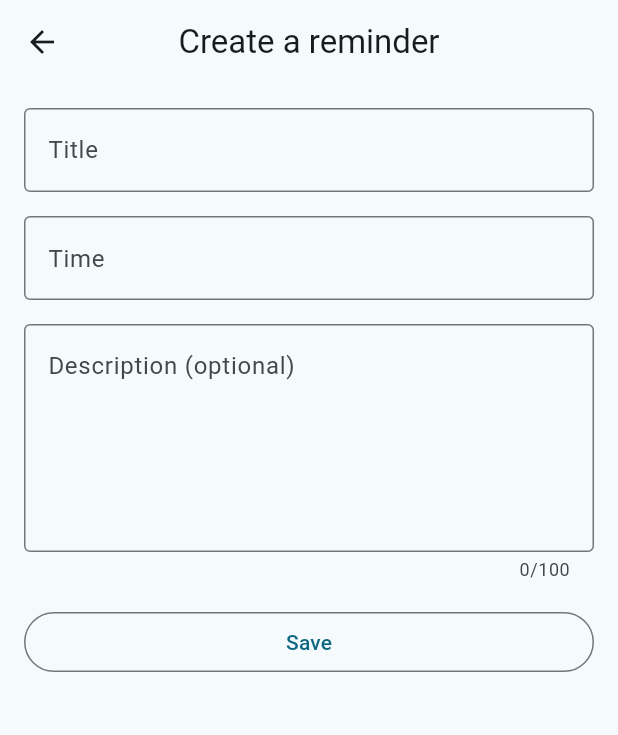
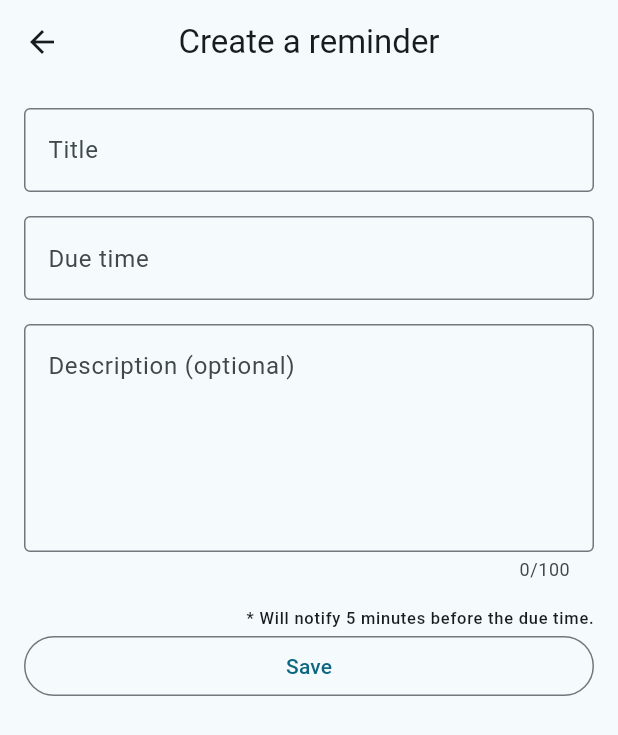
Before and after one commit to 2shrestha22/weather, a Flutter app: the ReminderFormPage screen opened directly, on a phone screen of 412 x 824 dp. Shown: the top 735 px of the screen. Run offline on Flutter 3.47's test engine with Material 2 defaults, Android fonts, the phone set to English and light mode, and no system bars; our stand-ins replace cached_network_image, dio, flutter_bloc, flutter_local_notifications, freezed_annotation, geolocator and 3 more; accounts and stored records are empty.

Commit message:
notify 5 min before due time, reschedule on update

```diff
--- a/lib/src/feature/reminder/presentation/bloc/reminder_form_cubit.dart
+++ b/lib/src/feature/reminder/presentation/bloc/reminder_form_cubit.dart
@@ -75,7 +75,10 @@ class ReminderFormCubit extends Cubit<ReminderFormState> {
     );
 
     try {
-      await _repo.saveReminder(reminder);
+      await _repo.saveReminder(
+        reminder: reminder,
+        isUpdate: !state.id.isEmptyOrNull(),
+      );
     } catch (e) {
       emit(state.copyWith(appException: AppException(e.toString())));
     }
--- a/lib/src/feature/reminder/presentation/view/reminder_form_page.dart
+++ b/lib/src/feature/reminder/presentation/view/reminder_form_page.dart
@@ -45,14 +45,14 @@ class _ReminderFormPageState extends State<ReminderFormPage> {
                     initialValue: state.time,
                     firstDate: DateTime.now(),
                     decoration: const InputDecoration(
-                      labelText: 'Time',
+                      labelText: 'Due time',
                     ),
                     onChanged: context.read<ReminderFormCubit>().onTimeChanged,
                     validator: (value) {
                       if (value == null) return 'Time is required.';
                       if (value.difference(DateTime.now()) <
                           const Duration(minutes: 1)) {
-                        return 'Time must be atleast 1 minute ahead from now.';
+                        return 'Time must be atleast 5 minute ahead from now.';
                       }
                       return null;
                     },
@@ -69,6 +69,13 @@ class _ReminderFormPageState extends State<ReminderFormPage> {
                         context.read<ReminderFormCubit>().onDescriptionChanged,
                   ),
                   sizedV,
+                  Align(
+                    alignment: Alignment.centerRight,
+                    child: Text(
+                      '* Will notify 5 minutes before the due time.',
+                      style: Theme.of(context).textTheme.labelSmall,
+                    ),
+                  ),
                   SizedBox(
                     width: double.infinity,
                     child: OutlinedButton(
```
Also changed, not shown: lib/src/feature/reminder/data/reminder_repo_impl.dart (+12 -6 lines), lib/src/feature/reminder/domain/reminder_repo.dart (+8 -2 lines).
